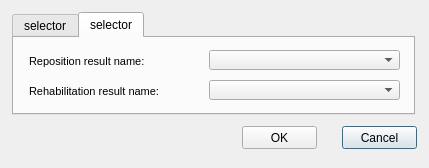
The window that ui/plan_estimate_result_selector.ui (Giswater/giswater_qgis_plugin) describes before a commit, drawn with Qt 5.
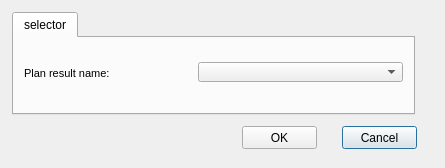
The same window after the commit. The open tabs and pages were chosen to show the change.

Commit message: #341 Bug fix in table names Update form

```diff
--- a/ui/plan_estimate_result_selector.ui
+++ b/ui/plan_estimate_result_selector.ui
@@ -6,7 +6,7 @@
    <rect>
     <x>0</x>
     <y>0</y>
-    <width>429</width>
+    <width>445</width>
     <height>168</height>
    </rect>
   </property>
@@ -70,91 +70,6 @@
      </property>
     </widget>
    </widget>
-   <widget class="QWidget" name="tab_2">
-    <attribute name="title">
-     <string>selector</string>
-    </attribute>
-    <widget class="QLabel" name="label_result_rep_name">
-     <property name="geometry">
-      <rect>
-       <x>15</x>
-       <y>12</y>
-       <width>166</width>
-       <height>22</height>
-      </rect>
-     </property>
-     <property name="font">
-      <font>
-       <pointsize>8</pointsize>
-      </font>
-     </property>
-     <property name="frameShape">
-      <enum>QFrame::NoFrame</enum>
-     </property>
-     <property name="frameShadow">
-      <enum>QFrame::Raised</enum>
-     </property>
-     <property name="text">
-      <string>Reposition result name:</string>
-     </property>
-     <property name="margin">
-      <number>3</number>
-     </property>
-    </widget>
-    <widget class="QComboBox" name="rpt_selector_rep_result_id">
-     <property name="geometry">
-      <rect>
-       <x>195</x>
-       <y>12</y>
-       <width>191</width>
-       <height>20</height>
-      </rect>
-     </property>
-     <property name="frame">
-      <bool>true</bool>
-     </property>
-    </widget>
-    <widget class="QLabel" name="label_result_reh_name">
-     <property name="geometry">
-      <rect>
-       <x>15</x>
-       <y>42</y>
-       <width>169</width>
-       <height>22</height>
-      </rect>
-     </property>
-     <property name="font">
-      <font>
-       <pointsize>8</pointsize>
-      </font>
-     </property>
-     <property name="frameShape">
-      <enum>QFrame::NoFrame</enum>
-     </property>
-     <property name="frameShadow">
-      <enum>QFrame::Raised</enum>
-     </property>
-     <property name="text">
-      <string>Rehabilitation result name:</string>
-     </property>
-     <property name="margin">
-      <number>3</number>
-     </property>
-    </widget>
-    <widget class="QComboBox" name="rpt_selector_result_reh_id">
-     <property name="geometry">
-      <rect>
-       <x>195</x>
-       <y>42</y>
-       <width>191</width>
-       <height>20</height>
-      </rect>
-     </property>
-     <property name="frame">
-      <bool>true</bool>
-     </property>
-    </widget>
-   </widget>
   </widget>
   <widget class="QPushButton" name="btn_cancel">
    <property name="geometry">
```
The commit also changes 1 other file.
